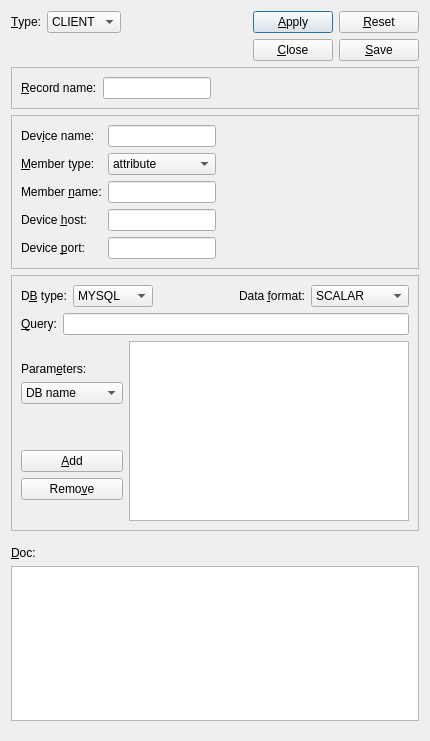
Qt form ndtsconfigtool/datasourcedlg.ui (jkotan/nexdatas.configtool) before a commit.
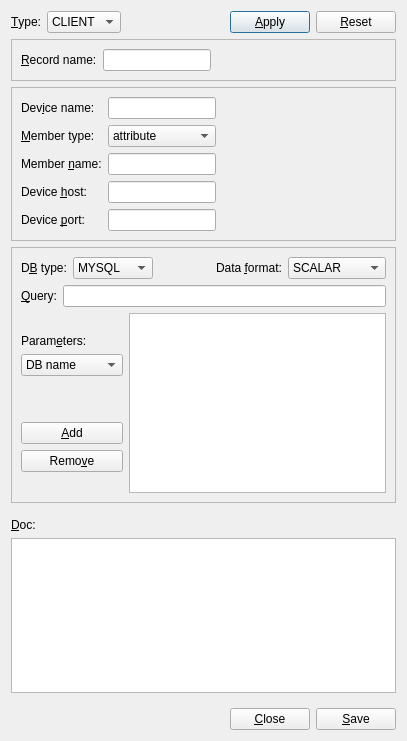
The same form after that commit.

Commit message: hiding save/close of datasourcedlg for componentdlg

What changed in the file:
```diff
--- a/ndtsconfigtool/datasourcedlg.ui
+++ b/ndtsconfigtool/datasourcedlg.ui
@@ -6,7 +6,7 @@
    <rect>
     <x>0</x>
     <y>0</y>
-    <width>430</width>
+    <width>407</width>
     <height>741</height>
    </rect>
   </property>
@@ -92,52 +92,6 @@
        </property>
       </spacer>
      </item>
-     <item>
-      <widget class="QFrame" name="frame">
-       <property name="frameShape">
-        <enum>QFrame::NoFrame</enum>
-       </property>
-       <property name="frameShadow">
-        <enum>QFrame::Raised</enum>
-       </property>
-       <layout class="QGridLayout" name="gridLayout">
-        <property name="margin">
-         <number>0</number>
-        </property>
-        <item row="0" column="0">
-         <layout class="QHBoxLayout" name="horizontalLayout_5">
-          <item>
-           <spacer name="horizontalSpacer">
-            <property name="orientation">
-             <enum>Qt::Horizontal</enum>
-            </property>
-            <property name="sizeHint" stdset="0">
-             <size>
-              <width>40</width>
-              <height>20</height>
-             </size>
-            </property>
-           </spacer>
-          </item>
-          <item>
-           <widget class="QPushButton" name="closePushButton">
-            <property name="text">
-             <string>&amp;Close</string>
-            </property>
-           </widget>
-          </item>
-          <item>
-           <widget class="QPushButton" name="savePushButton">
-            <property name="text">
-             <string>&amp;Save</string>
-            </property>
-           </widget>
-          </item>
-         </layout>
-        </item>
-       </layout>
-      </widget>
-     </item>
      <item>
       <widget class="QFrame" name="clientFrame">
        <property name="frameShape">
@@ -546,6 +500,52 @@
        </layout>
       </widget>
      </item>
+     <item>
+      <widget class="QFrame" name="frame">
+       <property name="frameShape">
+        <enum>QFrame::NoFrame</enum>
+       </property>
+       <property name="frameShadow">
+        <enum>QFrame::Raised</enum>
+       </property>
+       <layout class="QGridLayout" name="gridLayout">
+        <property name="margin">
+         <number>0</number>
+        </property>
+        <item row="0" column="0">
+         <layout class="QHBoxLayout" name="horizontalLayout_5">
+          <item>
+           <spacer name="horizontalSpacer">
+            <property name="orientation">
+             <enum>Qt::Horizontal</enum>
+            </property>
+            <property name="sizeHint" stdset="0">
+             <size>
+              <width>40</width>
+              <height>20</height>
+             </size>
+            </property>
+           </spacer>
+          </item>
+          <item>
+           <widget class="QPushButton" name="closePushButton">
+            <property name="text">
+             <string>&amp;Close</string>
+            </property>
+           </widget>
+          </item>
+          <item>
+           <widget class="QPushButton" name="savePushButton">
+            <property name="text">
+             <string>&amp;Save</string>
+            </property>
+           </widget>
+          </item>
+         </layout>
+        </item>
+       </layout>
+      </widget>
+     </item>
     </layout>
    </item>
   </layout>
```
The commit also changes 5 other files.
